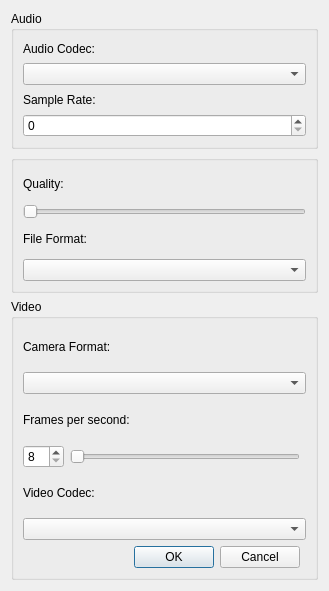
Old version of the form examples/multimedia/camera/videosettings_mobile.ui in the repository deepin-community/qt6-multimedia.
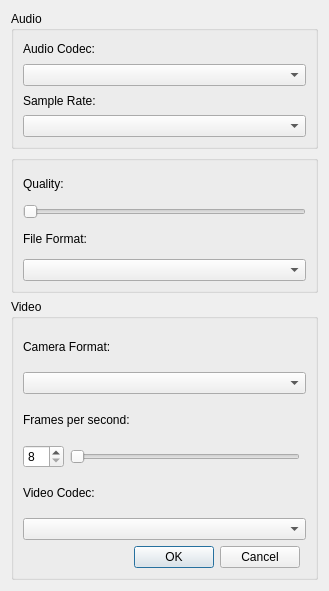
New version of the form.

Diff of the .ui file:
```diff
--- a/examples/multimedia/camera/videosettings_mobile.ui
+++ b/examples/multimedia/camera/videosettings_mobile.ui
@@ -59,7 +59,7 @@
           </widget>
          </item>
          <item>
-          <widget class="QSpinBox" name="audioSampleRateBox"/>
+          <widget class="QComboBox" name="audioSampleRateBox"/>
          </item>
         </layout>
        </widget>
```
Left out of the diff: 8 changed lines with no effect on the pictures.
